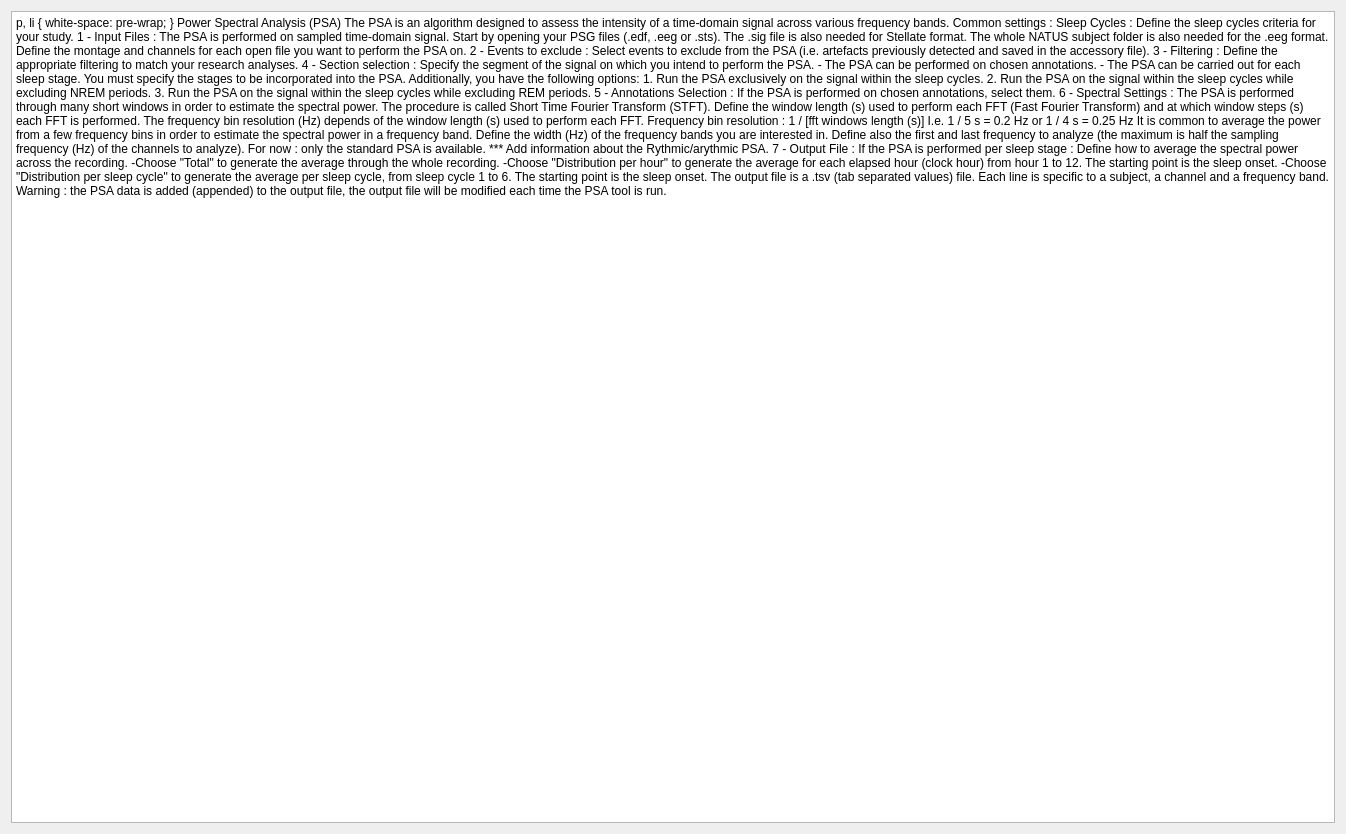
Qt form tools/CEAMSTools/PowerSpectralAnalysis/IntroStep/Ui_IntroStep.ui (SnoozToolbox/snooz-package-ceams) before a commit.
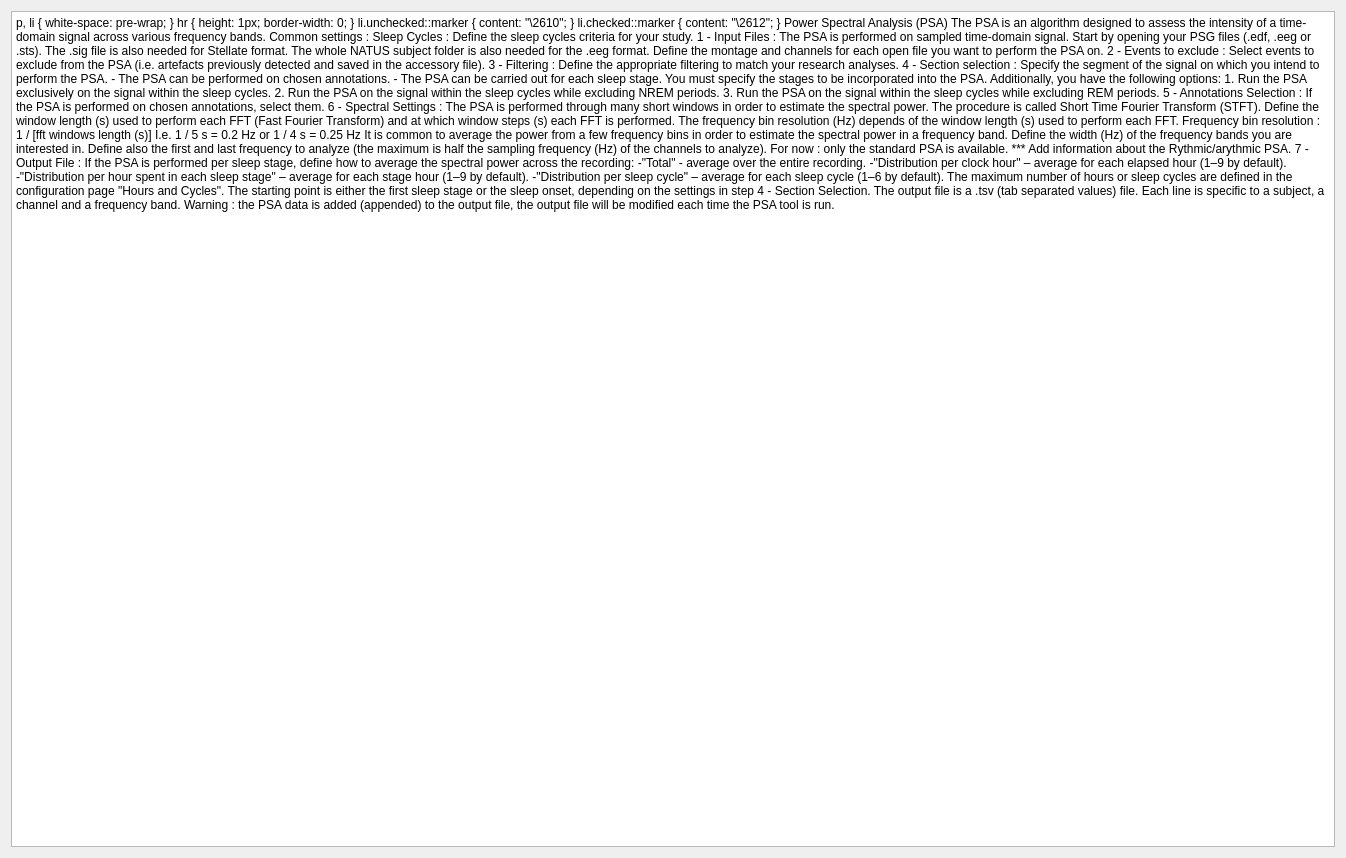
The same form after that commit.

Commit message: Refactor PSA compilation and updated UI to reflect new hour per sleep stage.

Diff of the .ui file:
```diff
--- a/tools/CEAMSTools/PowerSpectralAnalysis/IntroStep/Ui_IntroStep.ui
+++ b/tools/CEAMSTools/PowerSpectralAnalysis/IntroStep/Ui_IntroStep.ui
@@ -7,7 +7,7 @@
     <x>0</x>
     <y>0</y>
     <width>1346</width>
-    <height>834</height>
+    <height>858</height>
    </rect>
   </property>
   <property name="windowTitle">
@@ -24,8 +24,11 @@
     <widget class="QTextBrowser" name="textBrowser">
      <property name="html">
       <string>&lt;!DOCTYPE HTML PUBLIC &quot;-//W3C//DTD HTML 4.0//EN&quot; &quot;http://www.w3.org/TR/REC-html40/strict.dtd&quot;&gt;
-&lt;html&gt;&lt;head&gt;&lt;meta name=&quot;qrichtext&quot; content=&quot;1&quot; /&gt;&lt;style type=&quot;text/css&quot;&gt;
+&lt;html&gt;&lt;head&gt;&lt;meta name=&quot;qrichtext&quot; content=&quot;1&quot; /&gt;&lt;meta charset=&quot;utf-8&quot; /&gt;&lt;style type=&quot;text/css&quot;&gt;
 p, li { white-space: pre-wrap; }
+hr { height: 1px; border-width: 0; }
+li.unchecked::marker { content: &quot;\2610&quot;; }
+li.checked::marker { content: &quot;\2612&quot;; }
 &lt;/style&gt;&lt;/head&gt;&lt;body style=&quot; font-family:'Roboto'; font-size:12pt; font-weight:400; font-style:normal;&quot;&gt;
 &lt;p style=&quot;-qt-paragraph-type:empty; margin-top:0px; margin-bottom:0px; margin-left:0px; margin-right:0px; -qt-block-indent:0; text-indent:0px;&quot;&gt;&lt;br /&gt;&lt;/p&gt;
 &lt;p style=&quot; margin-top:0px; margin-bottom:0px; margin-left:0px; margin-right:0px; -qt-block-indent:0; text-indent:0px;&quot;&gt;&lt;span style=&quot; font-weight:600;&quot;&gt;Power Spectral Analysis (PSA)&lt;/span&gt;&lt;/p&gt;
@@ -72,12 +75,14 @@
 &lt;p style=&quot; margin-top:0px; margin-bottom:0px; margin-left:0px; margin-right:0px; -qt-block-indent:0; text-indent:0px;&quot;&gt;    For now : only the standard PSA is available. *** Add information about the Rythmic/arythmic PSA.&lt;/p&gt;
 &lt;p style=&quot;-qt-paragraph-type:empty; margin-top:0px; margin-bottom:0px; margin-left:0px; margin-right:0px; -qt-block-indent:0; text-indent:0px;&quot;&gt;&lt;br /&gt;&lt;/p&gt;
 &lt;p style=&quot; margin-top:0px; margin-bottom:0px; margin-left:0px; margin-right:0px; -qt-block-indent:0; text-indent:0px;&quot;&gt;&lt;span style=&quot; text-decoration: underline;&quot;&gt;7 - Output File :&lt;/span&gt;&lt;/p&gt;
-&lt;p style=&quot; margin-top:0px; margin-bottom:0px; margin-left:0px; margin-right:0px; -qt-block-indent:0; text-indent:0px;&quot;&gt;    If the PSA is performed per sleep stage :  &lt;/p&gt;
-&lt;p style=&quot; margin-top:0px; margin-bottom:0px; margin-left:0px; margin-right:0px; -qt-block-indent:0; text-indent:0px;&quot;&gt;        Define how to average the spectral power across the recording.&lt;/p&gt;
-&lt;p style=&quot; margin-top:0px; margin-bottom:0px; margin-left:0px; margin-right:0px; -qt-block-indent:0; text-indent:0px;&quot;&gt;            -Choose &amp;quot;Total&amp;quot; to generate the average through the whole recording.&lt;/p&gt;
-&lt;p style=&quot; margin-top:0px; margin-bottom:0px; margin-left:0px; margin-right:0px; -qt-block-indent:0; text-indent:0px;&quot;&gt;            -Choose &amp;quot;Distribution per hour&amp;quot; to generate the average for each elapsed hour (clock hour) from hour 1 to 12. The starting point is the sleep onset.&lt;/p&gt;
-&lt;p style=&quot; margin-top:0px; margin-bottom:0px; margin-left:0px; margin-right:0px; -qt-block-indent:0; text-indent:0px;&quot;&gt;            -Choose &amp;quot;Distribution per sleep cycle&amp;quot; to generate the average per sleep cycle, from sleep cycle 1 to 6.  The starting point is the sleep onset.&lt;/p&gt;
-&lt;p style=&quot;-qt-paragraph-type:empty; margin-top:0px; margin-bottom:0px; margin-left:0px; margin-right:0px; -qt-block-indent:0; text-indent:0px;&quot;&gt;&lt;br /&gt;&lt;/p&gt;
+&lt;p style=&quot; margin-top:0px; margin-bottom:0px; margin-left:0px; margin-right:0px; -qt-block-indent:0; text-indent:0px;&quot;&gt;    If the PSA is performed per sleep stage, define how to average the spectral power across the recording:&lt;/p&gt;
+&lt;p style=&quot; margin-top:0px; margin-bottom:0px; margin-left:0px; margin-right:0px; -qt-block-indent:0; text-indent:0px;&quot;&gt;            -&amp;quot;Total&amp;quot; - average over the entire recording.&lt;/p&gt;
+&lt;p style=&quot; margin-top:0px; margin-bottom:0px; margin-left:0px; margin-right:0px; -qt-block-indent:0; text-indent:0px;&quot;&gt;            -&amp;quot;Distribution per clock hour&amp;quot; – average for each elapsed hour (1–9 by default).&lt;/p&gt;
+&lt;p style=&quot; margin-top:0px; margin-bottom:0px; margin-left:0px; margin-right:0px; -qt-block-indent:0; text-indent:0px;&quot;&gt;            -&amp;quot;Distribution per hour spent in each sleep stage&amp;quot; – average for each stage hour (1–9 by default).&lt;/p&gt;
+&lt;p style=&quot; margin-top:0px; margin-bottom:0px; margin-left:0px; margin-right:0px; -qt-block-indent:0; text-indent:0px;&quot;&gt;            -&amp;quot;Distribution per sleep cycle&amp;quot; – average for each sleep cycle (1–6 by default).&lt;/p&gt;
+&lt;p style=&quot; margin-top:0px; margin-bottom:0px; margin-left:0px; margin-right:0px; -qt-block-indent:0; text-indent:0px;&quot;&gt;            &lt;span style=&quot; font-style:italic;&quot;&gt;The maximum number of hours or sleep cycles are defined in the configuration page &amp;quot;Hours and Cycles&amp;quot;.&lt;/span&gt;&lt;/p&gt;
+&lt;p style=&quot; margin-top:0px; margin-bottom:0px; margin-left:0px; margin-right:0px; -qt-block-indent:0; text-indent:0px;&quot;&gt;            &lt;span style=&quot; font-style:italic;&quot;&gt;The starting point is either the first sleep stage or the sleep onset, depending on the settings in step 4 - Section Selection.&lt;/span&gt;&lt;/p&gt;
+&lt;p style=&quot; margin-top:0px; margin-bottom:0px; margin-left:0px; margin-right:0px; -qt-block-indent:0; text-indent:0px;&quot;&gt;    &lt;/p&gt;
 &lt;p style=&quot; margin-top:0px; margin-bottom:0px; margin-left:0px; margin-right:0px; -qt-block-indent:0; text-indent:0px;&quot;&gt;    The output file is a .tsv (tab separated values) file. Each line is specific to a subject, a channel and a frequency band. &lt;/p&gt;
 &lt;p style=&quot; margin-top:0px; margin-bottom:0px; margin-left:0px; margin-right:0px; -qt-block-indent:0; text-indent:0px;&quot;&gt;    Warning : the PSA data is added (appended) to the output file, the output file will be modified each time the PSA tool is run.&lt;/p&gt;
 &lt;p style=&quot;-qt-paragraph-type:empty; margin-top:0px; margin-bottom:0px; margin-left:0px; margin-right:0px; -qt-block-indent:0; text-indent:0px;&quot;&gt;&lt;br /&gt;&lt;/p&gt;&lt;/body&gt;&lt;/html&gt;</string>
```
The commit also changes 14 other files.
